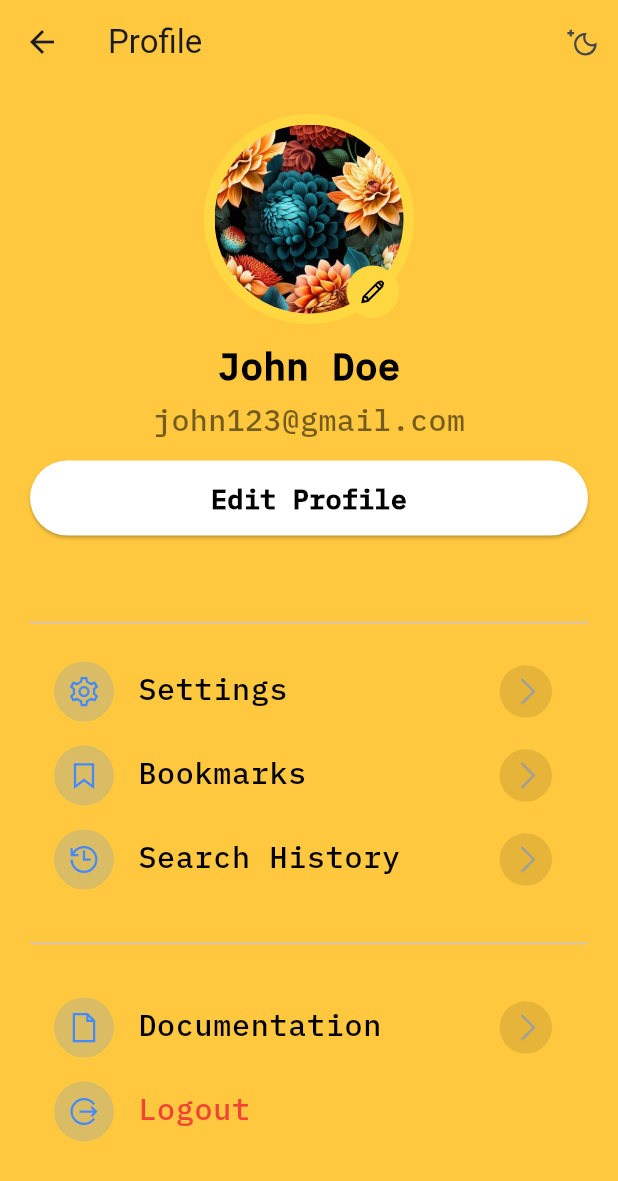
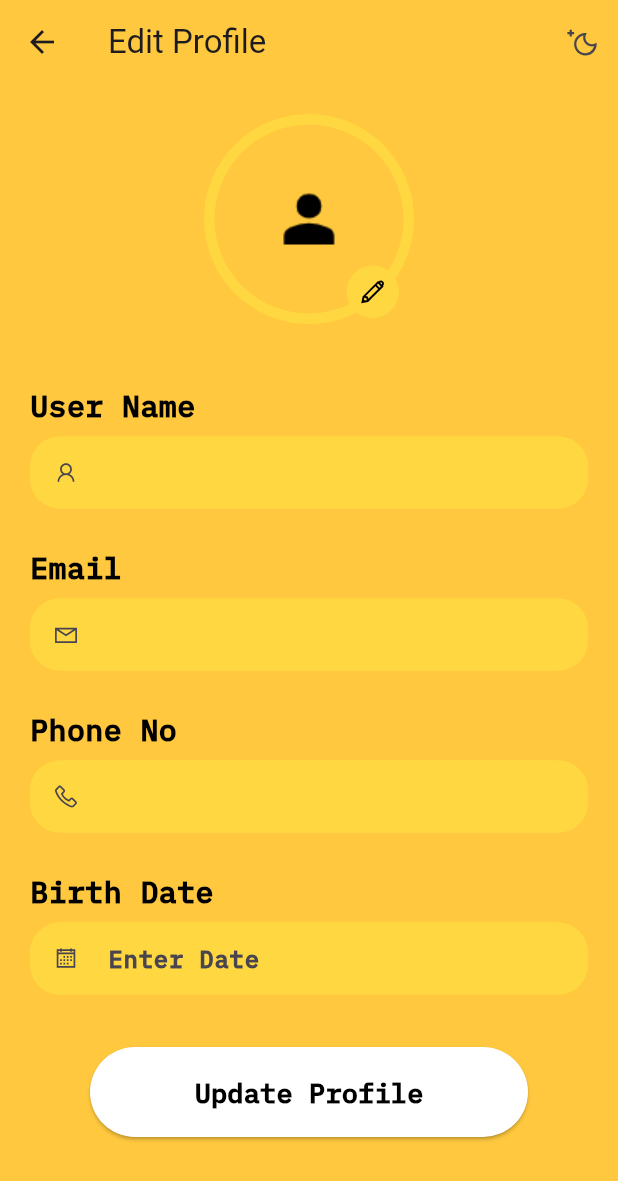
Before and after one commit to DeveloperAhmadHassan/IslamXplorer, a Flutter app: the ProfilePage screen opened directly, after a tap on "Edit Profile", on a phone screen of 412 x 824 dp. Shown: the top 1181 px of the screen. Run offline on Flutter 3.47's test engine with Material 2 defaults, Android fonts, the phone set to English and light mode, and no system bars; our stand-ins replace cloud_firestore, firebase_auth, firebase_core, get, google_sign_in, line_awesome_flutter; accounts and stored records are empty.

Commit message:
"Update Profile UI + Firebase changes"

```diff
--- a/islamxplorer_flutter/lib/main.dart
+++ b/islamxplorer_flutter/lib/main.dart
@@ -1,4 +1,6 @@
+import 'package:firebase_auth/firebase_auth.dart';
 import 'package:flutter/material.dart';
+import 'package:get/get.dart';
 import 'package:islamxplorer_flutter/pages/HomePage.dart';
 import 'package:islamxplorer_flutter/pages/ProfilePage.dart';
 import 'package:islamxplorer_flutter/pages/SearchResultsPage.dart';
@@ -9,6 +11,7 @@ import 'package:islamxplorer_flutter/widgets/nav_bar.dart';
 
 import 'package:firebase_core/firebase_core.dart';
 import 'firebase_options.dart';
+
 
 void main() async {
   WidgetsFlutterBinding.ensureInitialized();
@@ -22,14 +25,41 @@ class MyApp extends StatelessWidget {
   const MyApp({super.key});
   @override
   Widget build(BuildContext context) {
-    return MaterialApp(
+    // FirebaseAuth.instance
+    //     .authStateChanges()
+    //     .listen((User? user) {
+    //   if (user != null) {
+    //     print(user.uid);
+    //   }
+    // });
+    // User? user = FirebaseAuth.instance.currentUser;
+    // if (user != null) {
+    //   for (final providerProfile in user.providerData) {
+    //     // ID of the provider (google.com, apple.com, etc.)
+    //     final provider = providerProfile.providerId;
+    //     print("Provider: $provider");
+    //
+    //     // UID specific to the provider
+    //     final uid = providerProfile.uid;
+    //     print("UID: $uid");
+    //
+    //     // Name, email address, and profile photo URL
+    //     final name = providerProfile.displayName;
+    //     print("Name: $name");
+    //     final emailAddress = providerProfile.email;
+    //     print("email: $emailAddress");
+    //     final profilePhoto = providerProfile.photoURL;
+    //     print("pp: $profilePhoto");
+    //   }
+    // }
+    return GetMaterialApp(
       debugShowCheckedModeBanner: false,
       title: 'Flutter Demo',
       theme: ThemeData(
         colorScheme: ColorScheme.fromSeed(seedColor: Colors.deepPurple),
         useMaterial3: true,
       ),
-      home: HomePage(),
+      home: SignInPage(),
     );
   }
 }
--- a/islamxplorer_flutter/lib/pages/EmailVerificationPage.dart
+++ b/islamxplorer_flutter/lib/pages/EmailVerificationPage.dart
@@ -19,8 +19,7 @@ class _EmailVerificationScreenState extends State<EmailVerificationScreen> {
 
     super.initState();
     FirebaseAuth.instance.currentUser?.sendEmailVerification();
-    timer =
-        Timer.periodic(const Duration(seconds: 3), (_) => checkEmailVerified());
+    timer = Timer.periodic(const Duration(seconds: 3), (_) => checkEmailVerified());
   }
 
   checkEmailVerified() async {
@@ -41,7 +40,6 @@ class _EmailVerificationScreenState extends State<EmailVerificationScreen> {
 
   @override
   void dispose() {
-    // TODO: implement dispose
     timer?.cancel();
     super.dispose();
   }
--- a/islamxplorer_flutter/lib/pages/HomePage.dart
+++ b/islamxplorer_flutter/lib/pages/HomePage.dart
@@ -12,7 +12,7 @@ class HomePage extends StatelessWidget{
   Widget build(BuildContext context) {
     String? name;
     var user = FirebaseAuth.instance.currentUser;
-    name = user!.displayName;
+    name = user!.email;
 
     void onTap(){
       Navigator.push(context, MaterialPageRoute(builder: (context)=>SearchingPage()));
--- a/islamxplorer_flutter/lib/pages/ProfilePage.dart
+++ b/islamxplorer_flutter/lib/pages/ProfilePage.dart
@@ -1,23 +1,53 @@
+import 'package:firebase_auth/firebase_auth.dart';
+import 'package:firebase_core/firebase_core.dart';
 import 'package:flutter/material.dart';
+import 'package:get/get.dart';
+import 'package:islamxplorer_flutter/pages/UpdateProfilePage.dart';
 import 'package:islamxplorer_flutter/widgets/custom_button.dart';
 import 'package:islamxplorer_flutter/widgets/custom_text.dart';
 import 'package:line_awesome_flutter/line_awesome_flutter.dart';
 
 class ProfilePage extends StatelessWidget{
+
+  // getProfileImage(){
+  //   if(FirebaseAuth.instance.currentUser?.photoURL != null){
+  //     return Image.network(FirebaseAuth.instance.currentUser?.photoURL)
+  //   }
+  // }
+
   @override
   Widget build(BuildContext context) {
+    var user = FirebaseAuth.instance.currentUser;
+
+    String? photoUrl = user?.photoURL;
+    String? email = user?.email;
+
+    String userEmail = email != null
+        ? email.toString()
+        : "john";
+
+    String? name = user?.displayName;
+
+    String userName = name != null
+        ? name.toString()
+        : "";
+
+    Widget profileImage = photoUrl != null
+        ? Image.network(photoUrl, fit: BoxFit.fill,)
+        : const Image(image: AssetImage('assets/profile.png'),);
+
     return Scaffold(
-      backgroundColor: Color.fromRGBO(255, 200, 62, 1.0),
+      backgroundColor: const Color.fromRGBO(255, 200, 62, 1.0),
       appBar: AppBar(
-        backgroundColor: Color.fromRGBO(255, 200, 62, 1.0),
-        title: Text("Profile"),
+        backgroundColor: const Color.fromRGBO(255, 200, 62, 1.0),
+        title: const Text("Profile"),
         actions: [
           IconButton(onPressed: (){}, icon: const Icon(LineAwesomeIcons.moon))
         ],
       ),
       body: SingleChildScrollView(
         child: Container(
-          color: Color.fromRGBO(255, 200, 62, 1.0),
+          color: const Color.fromRGBO(255, 200, 62, 1.0),
           padding: const EdgeInsets.all(20),
           child: Column(
             children: [
@@ -30,7 +60,10 @@ class ProfilePage extends StatelessWidget{
                       borderRadius: BorderRadius.circular(100),
                       border: Border.all(width: 7, color: Colors.amberAccent)
                     ),
-                    child: ClipRRect(borderRadius: BorderRadius.circular(100),child: const Image(image: AssetImage('assets/image.png')))
+                    child: ClipRRect(
+                        borderRadius: BorderRadius.circular(100),
+                        child: profileImage
+                    )
                   ),
                   Positioned(
                     bottom: 4,
@@ -42,7 +75,7 @@ class ProfilePage extends StatelessWidget{
                         borderRadius: BorderRadius.circular(100),
                         color: Colors.amberAccent
                       ),
-                      child: Icon(
+                      child: const Icon(
                         LineAwesomeIcons.alternate_pencil,
                         color: Colors.black,
                         size: 20,
@@ -52,21 +85,22 @@ class ProfilePage extends StatelessWidget{
                 ],
               ),
               const SizedBox(height: 10,),
-              CustomText("John Doe", 25, alignment: Alignment.center,bold: true,),
-              CustomText("john123@gmail.com", 20, alignment: Alignment.center, color: Colors.black54,),
-              CustomButton("Edit Profile", (){}),
-              const SizedBox(height: 30,),
+              CustomText(userName, 25, alignment: Alignment.center,bold: true,),
+              CustomText(userEmail, 20, alignment: Alignment.center, color: Colors.black54,),
+              const SizedBox(height: 20,),
+              CustomButton("Edit Profile", () => Get.to(UpdateProfilePage())),
+              const SizedBox(height: 10,),
               const Divider(),
               const SizedBox(height: 10,),
               ProfileMenuWidget(icon:LineAwesomeIcons.cog, text: "Settings", onTap: (){}),
               ProfileMenuWidget(icon:LineAwesomeIcons.bookmark, text: "Bookmarks", onTap: (){}),
               ProfileMenuWidget(icon: LineAwesomeIcons.history, text: "Search History", onTap: (){}),
-              SizedBox(height: 20,),
-              Divider(),
-              SizedBox(height: 20,),
+              const SizedBox(height: 20,),
+              const Divider(),
+              const SizedBox(height: 20,),
               ProfileMenuWidget(icon:LineAwesomeIcons.file, text: "Documentation", onTap: (){}),
               ProfileMenuWidget(icon:LineAwesomeIcons.alternate_sign_out, text: "Logout", onTap: (){}, textColor: Colors.red,endIcon: false,),
-              SizedBox(height: 100,)
+              const SizedBox(height: 100,)
             ],
           ),
         ),
@@ -113,7 +147,7 @@ class ProfileMenuWidget extends StatelessWidget {
           borderRadius: BorderRadius.circular(100),
           color: Colors.black54.withOpacity(0.1)
         ),
-        child: Icon(LineAwesomeIcons.angle_right, color: Colors.grey),
+        child: const Icon(LineAwesomeIcons.angle_right, color: Colors.grey),
       ): null,
     );
   }
--- a/islamxplorer_flutter/lib/pages/SignInPage.dart
+++ b/islamxplorer_flutter/lib/pages/SignInPage.dart
@@ -47,7 +47,6 @@ class _SignInPageState extends State<SignInPage> {
 
   @override
   Widget build(BuildContext context) {
-    // TODO: implement build
     return Scaffold(
       appBar: AppBar(
         title: Text("Log In"),
--- a/islamxplorer_flutter/lib/pages/SignUpPage.dart
+++ b/islamxplorer_flutter/lib/pages/SignUpPage.dart
@@ -36,6 +36,25 @@ class _SignUpPageState extends State<SignUpPage> {
       final user = userCredential.user;
       if (user != null) {
         await addInitialUserDetails(email, username, user.uid);
+
+        for (final providerProfile in user.providerData) {
+          // ID of the provider (google.com, apple.com, etc.)
+          final provider = providerProfile.providerId;
+          print("Provider: $provider");
+
+          // UID specific to the provider
+          final uid = providerProfile.uid;
+          print("UID: $uid");
+
+          // Name, email address, and profile photo URL
+          final name = providerProfile.displayName;
+          print("Name: $name");
+          final emailAddress = providerProfile.email;
+          print("email: $emailAddress");
+          final profilePhoto = providerProfile.photoURL;
+          print("pp: $profilePhoto");
+        }
+
         Navigator.push(context, MaterialPageRoute(builder: (context) => const EmailVerificationScreen()));
       }
     } catch (e) {
@@ -50,6 +69,7 @@ class _SignUpPageState extends State<SignUpPage> {
         "id":uid,
         "email": email,
         "username": username,
+        // "profile_image":
       });
       print('User details added to Firestore');
     } catch (e) {
--- /dev/null
+++ b/islamxplorer_flutter/lib/pages/UpdateProfilePage.dart
@@ -0,0 +1,214 @@
+import 'package:firebase_auth/firebase_auth.dart';
+import 'package:firebase_core/firebase_core.dart';
+import 'package:flutter/material.dart';
+import 'package:islamxplorer_flutter/widgets/custom_button.dart';
+import 'package:islamxplorer_flutter/widgets/custom_text.dart';
+import 'package:islamxplorer_flutter/widgets/custom_textfield.dart';
+import 'package:line_awesome_flutter/line_awesome_flutter.dart';
+import 'package:intl/intl.dart';
+
+class UpdateProfilePage extends StatefulWidget{
+
+  @override
+  State<UpdateProfilePage> createState() => _UpdateProfilePageState();
+}
+
+class _UpdateProfilePageState extends State<UpdateProfilePage> {
+  TextEditingController nameTextEditingController = TextEditingController();
+  TextEditingController dateinput = TextEditingController();
+  var user = FirebaseAuth.instance.currentUser;
+
+  @override
+  Widget build(BuildContext context) {
+    String? photoUrl = user?.photoURL;
+    String? email = user?.email;
+
+    String userEmail = email != null
+        ? email.toString()
+        : "john123@gmail.com";
+
+    String? name = user?.displayName;
+
+    String userName = name != null
+        ? name.toString()
+        : "John Doe";
+
+    String? phone = user?.phoneNumber;
+
+    String userPhone = phone != null
+        ? phone.toString()
+        : "0331 4477744";
+
+    Widget profileImage = photoUrl != null
+        ? Image.network(photoUrl, fit: BoxFit.fill,)
+        : const Image(image: AssetImage('assets/profile.png'),);
+
+    return Scaffold(
+      backgroundColor: const Color.fromRGBO(255, 200, 62, 1.0),
+      appBar: AppBar(
+        backgroundColor: const Color.fromRGBO(255, 200, 62, 1.0),
+        title: const Text("Edit Profile"),
+        actions: [
+          IconButton(onPressed: (){}, icon: const Icon(LineAwesomeIcons.moon))
+        ],
+      ),
+      body: SingleChildScrollView(
+        child: Container(
+          width: MediaQuery.of(context).size.width,
+          color: const Color.fromRGBO(255, 200, 62, 1.0),
+          padding: const EdgeInsets.all(20),
+          child: Column(
+            children: [
+              Stack(
+                children: [
+                  Container(
+                    width: 140,
+                    height: 140,
+                    decoration: BoxDecoration(
+                      borderRadius: BorderRadius.circular(100),
+                      border: Border.all(width: 7, color: Colors.amberAccent)
+                    ),
+                    child: ClipRRect(
+                        borderRadius: BorderRadius.circular(100),
+                        child: profileImage
+                    )
+                  ),
+                  Positioned(
+                    bottom: 4,
+                    right: 10,
+                    child: Container(
+                      width: 35,
+                      height: 35,
+                      decoration: BoxDecoration(
+                        borderRadius: BorderRadius.circular(100),
+                        color: Colors.amberAccent
+                      ),
+                      child: const Icon(
+                        LineAwesomeIcons.alternate_pencil,
+                        color: Colors.black,
+                        size: 20,
+                      ),
+                    ),
+                  )
+                ],
+              ),
+              SizedBox(height: 40,),
+              Form(
+                  child: Column(
+                    children: [
+                      CustomText("User Name", 20, bold: true,),
+                      CustomTextfield(
+                        Icon(LineAwesomeIcons.user),
+                        userName,
+                        false,
+                        nameTextEditingController
+                      ),
+                      SizedBox(height: 25,),
+                      CustomText("Email", 20, bold: true,),
+                      CustomTextfield(
+                          Icon(LineAwesomeIcons.envelope_1),
+                          userEmail,
+                          false,
+                          nameTextEditingController
+                      ),
+                      SizedBox(height: 25,),
+                      CustomText("Phone No", 20, bold: true,),
+                      CustomTextfield(
+                          Icon(LineAwesomeIcons.phone),
+                          userPhone,
+                          false,
+                          nameTextEditingController
+                      ),
+                      SizedBox(height: 25,),
+                      CustomText("Birth Date", 20, bold: true,),
+                      CustomTextfield(
+                          Icon(LineAwesomeIcons.calendar_1),
+                          "Enter Date",
+                          false,
+                          dateinput,
+                          onTap: () async {
+                            DateTime? pickedDate = await showDatePicker(
+                                context: context, initialDate: DateTime.now(),
+                                firstDate: DateTime(1900), //DateTime.now() - not to allow to choose before today.
+                                lastDate: DateTime.now()
+                            );
+
+                            if(pickedDate != null ){
+                              print(pickedDate);  //pickedDate output format => 2021-03-10 00:00:00.000
+                              String formattedDate = DateFormat('yyyy-MM-dd').format(pickedDate);
+                              print(formattedDate);
+
+                              setState(() {
+                                dateinput.text = formattedDate;//set output date to TextField value.
+                              });
+                            }else{
+                              print("Date is not selected");
+                            }
+                          },
+                      ),
+                      SizedBox(height: 25,),
+                    ],
+                  )
+              ),
+              CustomButton("Update Profile", (){}),
+
+            ],
+          ),
+        ),
+      )
+    );
+  }
+
+  // Future _selectDate() async {
+  //   DateTime? picked = await showDatePicker(
+  //     context: context,
+  //     initialDate: new DateTime.now(),
+  //     firstDate: new DateTime(2016),
+  //     lastDate: new DateTime(2019),
+  //   );
+  //   if(picked != null) setState(() => _value = picked.toString());
+  // }
+}
+
+class ProfileMenuWidget extends StatelessWidget {
+  final IconData icon;
+  final String text;
+  final VoidCallback onTap;
+  final bool endIcon;
+  final Color textColor;
+
+  const ProfileMenuWidget({
+    super.key,
+    required this.icon,
+    required this.text,
+    required this.onTap,
+    this.endIcon = true,
+    this.textColor = Colors.black
+  });
+
+  @override
+  Widget build(BuildContext context) {
+    return ListTile(
+      onTap: onTap,
+      leading: Container(
+        width: 40,
+        height: 40,
+        decoration: BoxDecoration(
+          borderRadius: BorderRadius.circular(100),
+          color: Colors.blueAccent.withOpacity(0.2)
+        ),
+        child: Icon(icon, color: Colors.blueAccent,),
+      ),
+      title: CustomText(text, 20, color: textColor,),
+      trailing: endIcon ? Container(
+        width: 35,
+        height: 35,
+        decoration: BoxDecoration(
+          borderRadius: BorderRadius.circular(100),
+          color: Colors.black54.withOpacity(0.1)
+        ),
+        child: const Icon(LineAwesomeIcons.angle_right, color: Colors.grey),
+      ): null,
+    );
+  }
+}
--- a/islamxplorer_flutter/lib/widgets/custom_button.dart
+++ b/islamxplorer_flutter/lib/widgets/custom_button.dart
@@ -9,8 +9,8 @@ class CustomButton extends StatelessWidget{
   @override
   Widget build(BuildContext context) {
     return Container(
-      width: MediaQuery.of(context).size.width,
-      height: 50,
+      width: MediaQuery.of(context).size.width - 120,
+      height: 60,
       margin: const EdgeInsets.fromLTRB(0, 10, 0, 20),
       decoration: BoxDecoration(
           borderRadius: BorderRadius.circular(30)
--- a/islamxplorer_flutter/lib/widgets/custom_textfield.dart
+++ b/islamxplorer_flutter/lib/widgets/custom_textfield.dart
@@ -1,34 +1,36 @@
 import 'package:flutter/material.dart';
 
-class CustomTextfield extends StatefulWidget{
-
+class CustomTextfield extends StatefulWidget {
   Icon? icon;
    String? hintText;
-  bool isPassword=false;
-  bool isEmail = false;
-  bool isEmailField = true;
-  bool isPhone = false;
+   bool isPassword;
+   bool isEmail;
+   bool isEmailField;
+   bool isPhone;
    Icon? tempIcon;
    String? tempHintText;
+   Function()? onTap;
+   TextEditingController? _textEditingController;
 
-
-  final TextEditingController? _textEditingController;
-
-  CustomTextfield(Icon this.icon, String this.hintText, this.isPassword,this._textEditingController, {this.isEmail=false, super.key}){
-    tempIcon = icon;
-    tempHintText = hintText;
-  }
+  CustomTextfield(
+      Icon this.icon,
+      String this.hintText,
+      this.isPassword,
+      this._textEditingController, {
+        this.isEmail = false,
+        this.onTap,
+        this.isEmailField = true,
+        this.isPhone = false,
+        super.key,
+      })  : tempIcon = icon,
+        tempHintText = hintText,
+        super();
 
   @override
   State<CustomTextfield> createState() => _CustomTextfieldState();
 }
 
 class _CustomTextfieldState extends State<CustomTextfield> {
-  // bool isEmail(String input) {
-  //   final emailRegex = RegExp(r'^[\w-\.]+@([\w-]+\.)+[\w-]{2,4}$');
-  //   return emailRegex.hasMatch(input);
-  // }
-
   bool isPhoneNumber(String input) {
     final phoneRegex = RegExp(r'^[0-9-+()\s]+$');
     return phoneRegex.hasMatch(input);
@@ -36,23 +38,23 @@ class _CustomTextfieldState extends State<CustomTextfield> {
 
   @override
   Widget build(BuildContext context) {
-
-
-    return TextField (
+    return TextField(
+      onTap: widget.onTap != null ? () => widget.onTap!() : null,
       controller: widget._textEditingController,
       obscureText: widget.isPassword,
       enableSuggestions: !widget.isPassword,
       autocorrect: !widget.isPassword,
       cursorColor: Colors.white,
-      keyboardType: widget.isEmailField ? TextInputType.emailAddress : TextInputType.phone,
+      keyboardType:
+      widget.isEmailField ? TextInputType.emailAddress : TextInputType.phone,
       style: const TextStyle(
         fontFamily: "IBMPlexMono",
         fontSize: 16,
         fontWeight: FontWeight.bold,
-        color: Colors.black54
+        color: Colors.black54,
       ),
       decoration: InputDecoration(
-          focusColor: Color.fromRGBO(255, 249, 197, 1),
+        focusColor: const Color.fromRGBO(255, 249, 197, 1),
         isDense: true,
         hintText: "${widget.hintText}",
         filled: true,
@@ -65,9 +67,7 @@ class _CustomTextfieldState extends State<CustomTextfield> {
         ),
         enabledBorder: OutlineInputBorder(
           borderRadius: BorderRadius.circular(20),
-            borderSide: const BorderSide(
-                color: Colors.amberAccent
-            ),
+          borderSide: const BorderSide(color: Colors.amberAccent),
         ),
         focusedBorder: OutlineInputBorder(
           borderRadius: BorderRadius.circular(20),
@@ -79,20 +79,18 @@ class _CustomTextfieldState extends State<CustomTextfield> {
         prefixIcon: GestureDetector(
           onTap: () {
             setState(() {
-
-              if(widget.isEmail){
-                widget.isEmailField = !widget.isEmailField; // Toggle between email and phone
-                // Change the icon based on the current state
+              if (widget.isEmail) {
+                widget.isEmailField = !widget.isEmailField;
                 widget.icon = widget.isEmailField ? widget.tempIcon : Icon(Icons.phone);
-                widget.hintText = widget.isEmailField ? widget.tempHintText : "+92 7055570";
+                widget.hintText =
+                widget.isEmailField ? widget.tempHintText : "+92 7055570";
                 widget.isPhone = !widget.isPhone;
-
               }
             });
           },
           child: widget.icon,
         ),
-      )
+      ),
     );
   }
 }
--- a/islamxplorer_flutter/lib/widgets/sign_in_providers.dart
+++ b/islamxplorer_flutter/lib/widgets/sign_in_providers.dart
@@ -1,3 +1,4 @@
+import 'package:cloud_firestore/cloud_firestore.dart';
 import 'package:firebase_auth/firebase_auth.dart';
 import 'package:flutter/material.dart';
 import 'package:google_sign_in/google_sign_in.dart';
@@ -7,6 +8,21 @@ import 'package:islamxplorer_flutter/widgets/sign_in_provider_button.dart';
 
 class SignInProviders extends StatelessWidget{
 
+  Future<void> addInitialUserDetails(String email, String? uid, String? profileImage, String? displayName) async {
+    try {
+      var db = FirebaseFirestore.instance;
+      await db.collection('Users').doc(uid).set({
+        "id":uid,
+        "email": email,
+        "profileImage": profileImage,
+        "displayName": displayName
+      });
+      print('User details added to Firestore');
+    } catch (e) {
+      print('Error adding user details: $e');
+    }
+  }
+
   void signInWithGoogle(BuildContext context) async {
     try{
     // Trigger the authentication flow
@@ -15,7 +31,10 @@ class SignInProviders extends StatelessWidget{
     // Obtain the auth details from the request
     final GoogleSignInAuthentication? googleAuth = await googleUser?.authentication;
 
-    print("$googleUser!");
+    print("Google User: $googleUser!");
+    // User userInfo = User();
+
+    addInitialUserDetails(googleUser!.email, googleUser.id, googleUser.photoUrl, googleUser.displayName);
 
     // Create a new credential
     final credential = GoogleAuthProvider.credential(
--- a/islamxplorer_flutter/pubspec.yaml
+++ b/islamxplorer_flutter/pubspec.yaml
@@ -42,6 +42,8 @@ dependencies:
   firebase_auth: ^4.12.1
   cloud_firestore: ^4.12.2
   google_sign_in: ^6.1.5
+  get: ^4.6.6
+  intl: ^0.18.1
 
 dev_dependencies:
   flutter_test:
```
Also changed, not shown: islamxplorer_flutter/pubspec.lock. Lines whose indentation alone changed are shown as unchanged.
